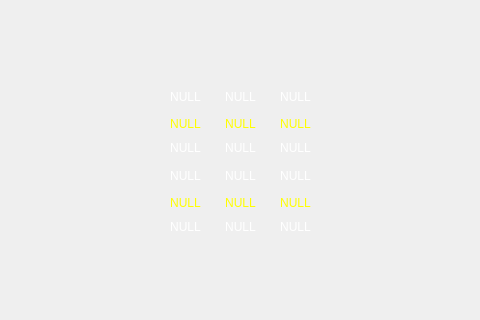
Qt form videowindow.ui (chenhuan0/intel-client) before a commit; both pictures show x 120 to 600 and y 128 to 448 of the 720 by 576 pixel window.
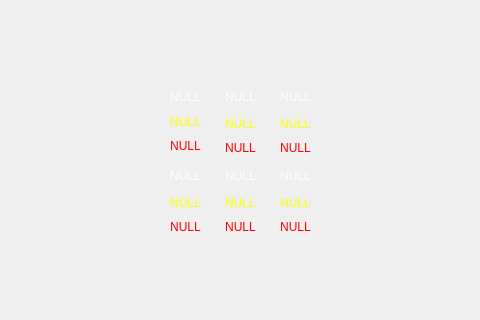
The same form after that commit. Icons and pictures are not drawn.

Commit message: 修改颜色

```diff
--- a/videowindow.ui
+++ b/videowindow.ui
@@ -116,6 +116,9 @@
          </property>
          <item row="0" column="0">
           <layout class="QVBoxLayout" name="verticalLayout_1">
+           <property name="spacing">
+            <number>6</number>
+           </property>
            <item>
             <widget class="QToolButton" name="video_1">
              <property name="styleSheet">
@@ -158,7 +161,7 @@
            <item>
             <widget class="QLabel" name="have_1">
              <property name="styleSheet">
-              <string notr="true">color: rgb(255, 255, 255);</string>
+              <string notr="true">color: rgb(255, 0, 0);</string>
              </property>
              <property name="text">
               <string>NULL</string>
@@ -214,7 +217,7 @@
            <item>
             <widget class="QLabel" name="have_2">
              <property name="styleSheet">
-              <string notr="true">color: rgb(255, 255, 255);</string>
+              <string notr="true">color: rgb(255, 0, 0);</string>
              </property>
              <property name="text">
               <string>NULL</string>
@@ -270,7 +273,7 @@
            <item>
             <widget class="QLabel" name="have_3">
              <property name="styleSheet">
-              <string notr="true">color: rgb(255, 255, 255);</string>
+              <string notr="true">color: rgb(255, 0, 0);</string>
              </property>
              <property name="text">
               <string>NULL</string>
@@ -326,7 +329,7 @@
            <item>
             <widget class="QLabel" name="have_6">
              <property name="styleSheet">
-              <string notr="true">color: rgb(255, 255, 255);</string>
+              <string notr="true">color: rgb(255, 0, 0);</string>
              </property>
              <property name="text">
               <string>NULL</string>
@@ -382,7 +385,7 @@
            <item>
             <widget class="QLabel" name="have_4">
              <property name="styleSheet">
-              <string notr="true">color: rgb(255, 255, 255);</string>
+              <string notr="true">color: rgb(255, 0, 0);</string>
              </property>
              <property name="text">
               <string>NULL</string>
@@ -438,7 +441,7 @@
            <item>
             <widget class="QLabel" name="have_5">
              <property name="styleSheet">
-              <string notr="true">color: rgb(255, 255, 255);</string>
+              <string notr="true">color: rgb(255, 0, 0);</string>
              </property>
              <property name="text">
               <string>NULL</string>
```
